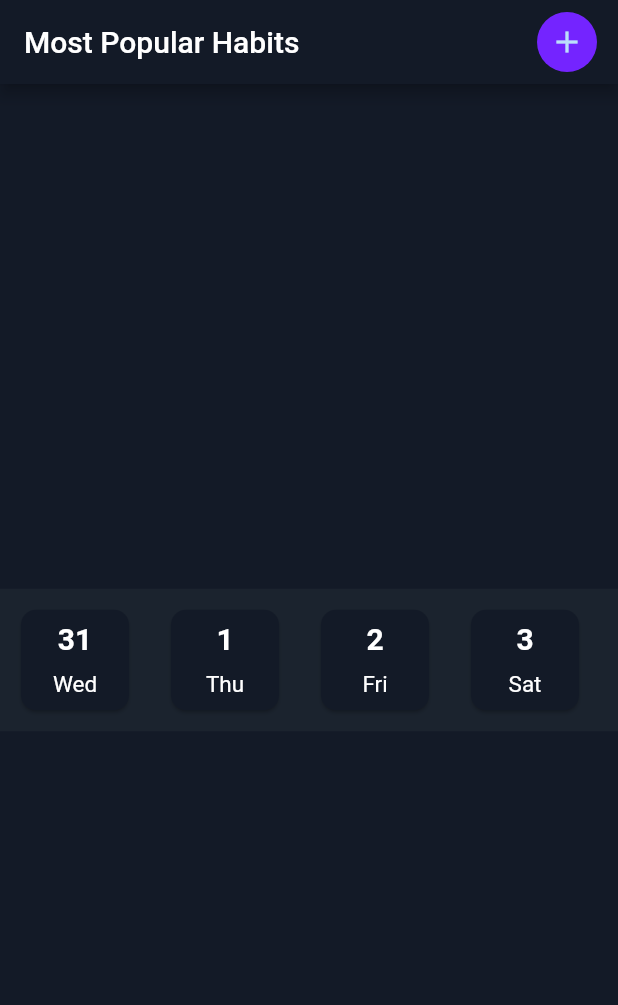
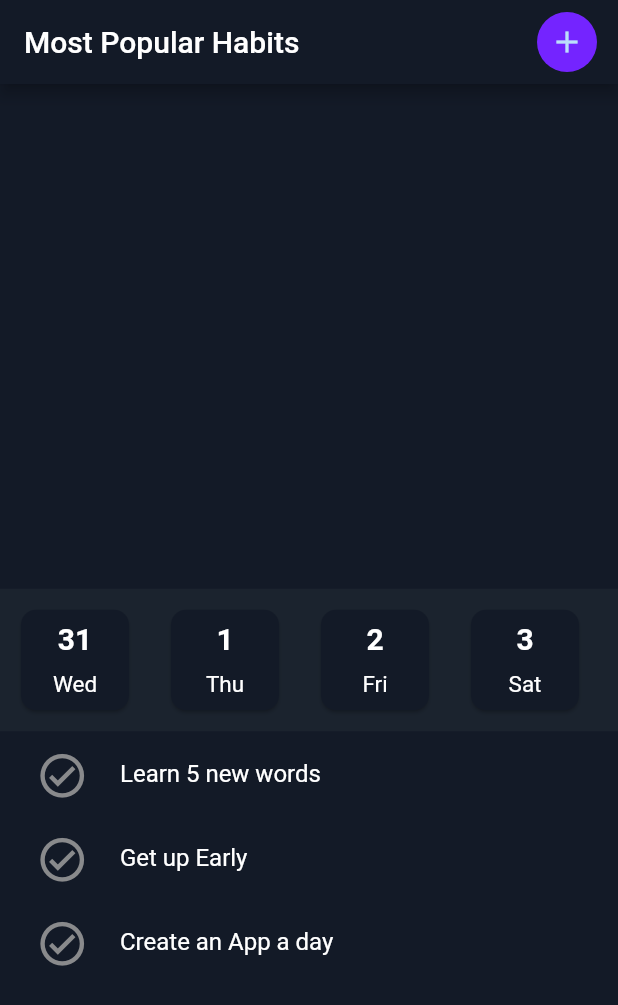
Before and after one commit to pranavkaruvally/Habit-tracker, a Flutter app: the screen it shows after launch, on a phone screen of 412 x 824 dp. Shown: the top 1005 px of the screen. Run offline on Flutter 3.47's test engine with Material 2 defaults, Android fonts, the phone set to English and light mode, and no system bars.

Commit message:
Added tasks template

```diff
--- a/habit_tracker/lib/quick_habit.dart
+++ b/habit_tracker/lib/quick_habit.dart
@@ -1,16 +1,16 @@
 import 'package:flutter/material.dart';
 
-Widget quick_habit() {
+Widget quickHabit() {
   return Container(
     height: 120.0,
     width: 120.0,
     color: Colors.red,
     child: Container(
-      margin: EdgeInsets.all(20.0),
+      margin: const EdgeInsets.all(20.0),
       height: 80.0,
       width: 80.0,
       color: Colors.green,
-      child: Text('JOGGING'),
+      child: const Text('JOGGING'),
     ),
   );
 }
--- a/habit_tracker/lib/set_habit.dart
+++ b/habit_tracker/lib/set_habit.dart
@@ -51,6 +51,40 @@ Widget calendar() {
               ),);
 }
 
+Map<String, bool> ifButtonPressed = {'Learn 5 new words': false, 'Get up Early': false, 'Create an App a day': false};
+
+class MyHabitTile extends StatefulWidget {
+  const MyHabitTile({Key? key, required this.habit}) : super(key: key);
+  final String habit;
+  @override
+  State<MyHabitTile> createState() => _MyHabitTileState();
+}
+
+class _MyHabitTileState extends State<MyHabitTile> {
+  @override
+  Widget build(BuildContext context) {
+    return ListTile(
+    leading: IconButton(
+      icon: !(ifButtonPressed[widget.habit] ?? false)
+        ? const Icon(Icons.check_circle_outlined, color: Color(0xFF898a8c), size: 35,)
+        : const Icon(Icons.check_circle_rounded, color: Color(0xFF7525fe), size: 35,),
+      onPressed: () => {
+        setState(() {
+          (ifButtonPressed[widget.habit] ?? false) ? ifButtonPressed[widget.habit]=false : ifButtonPressed[widget.habit]=true;
+        })
+      },
+    ),
+    title: Text(widget.habit, style: const TextStyle(color: Colors.white)),
+  );
+  }
+}
+
+Widget myHabits() {
+  return ListView(
+    children: const<Widget>[MyHabitTile(habit: "Learn 5 new words"), MyHabitTile(habit: "Get up Early"), MyHabitTile(habit: "Create an App a day")],
+  );
+}
+
 
 class SetHabit extends StatefulWidget {
   const SetHabit({Key? key}) : super(key: key);
@@ -80,7 +114,7 @@ class _SetHabitState extends State<SetHabit> {
         ),
         const SizedBox(width: 10.0,)],
       ),
-      body: Center(child: calendar()),
+      body: Column(children: <Widget>[const Expanded(child: SizedBox()), calendar(), Expanded(child: myHabits())]),
     );
   }
 }
```
